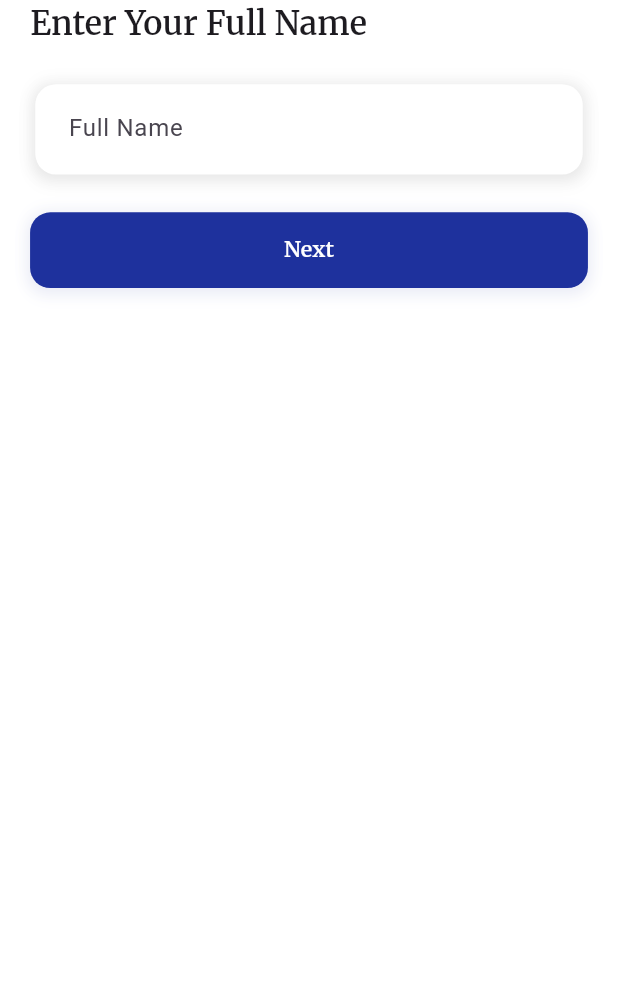
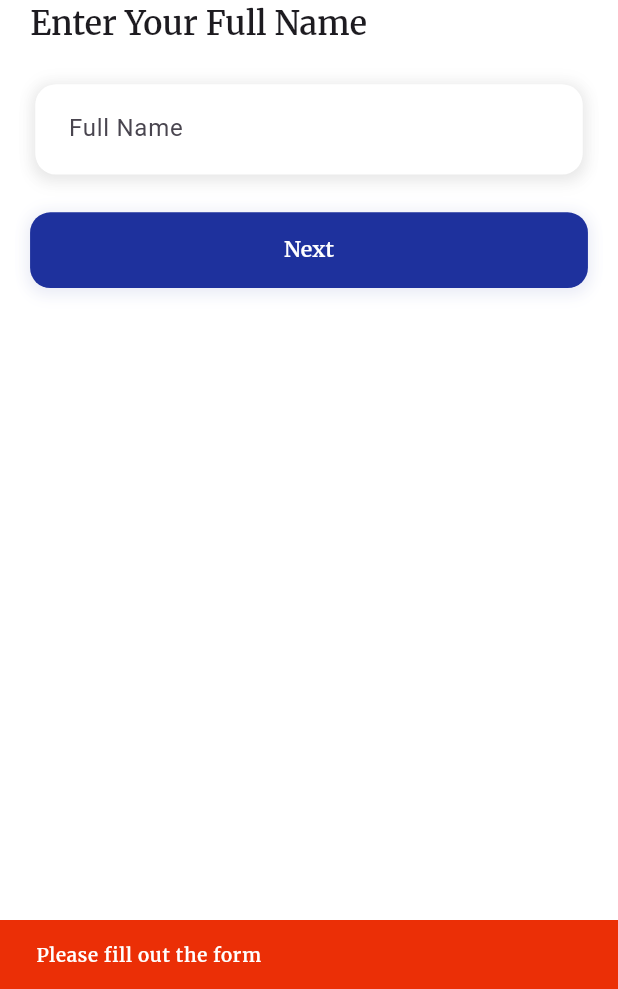
Before and after one commit to Error-Imtiaj/Ton-Ads, a Flutter app: the ProfileOnboard screen opened by its route, after a tap on "Next", on a phone screen of 412 x 824 dp, the part 247-1236 px from its top. Run offline on Flutter 3.47's test engine with Material 3 defaults, Android fonts, the phone set to English and light mode, and no system bars; our stand-ins replace bloc, cloud_firestore, firebase_auth, firebase_core, fl_chart, flutter_bloc and 7 more; missing offline and left inert: flutter_facebook_auth; accounts and stored records are empty.

Commit message:
`Removed TODO comments and implemented functionality in various files`

```diff
--- a/lib/core/widgets/appbar_widget.dart
+++ b/lib/core/widgets/appbar_widget.dart
@@ -55,6 +55,6 @@ class AppbarWidget extends StatelessWidget implements PreferredSizeWidget {
   }
 
   @override
-  // TODO: implement preferredSize
+
   Size get preferredSize => Size.fromHeight(70.h);
 }
--- a/lib/features/authscreen/presentation/forgetPassword/screens/forget_password.dart
+++ b/lib/features/authscreen/presentation/forgetPassword/screens/forget_password.dart
@@ -24,7 +24,7 @@ class _ForgetPasswordState extends State<ForgetPassword> {
   final TextEditingController emailController = TextEditingController();
   @override
   void dispose() {
-    // TODO: implement dispose
+
     emailController.dispose();
     super.dispose();
   }
--- a/lib/features/authscreen/presentation/signupScreen/screens/app_create_account.dart
+++ b/lib/features/authscreen/presentation/signupScreen/screens/app_create_account.dart
@@ -143,7 +143,7 @@ class _AppCreateAccountState extends State<AppCreateAccount> {
         message: "Congratulations! Your account has been created",
         backgroundColor: AppColors.successSnackBarColor,
       );
-      // TODO FIX PROFILEONBOARD THEN NAVIGATE TO NAV SCREEN
+
       context.goNamed(AppRoutes.profileOnBoardRouteName);
     } else if (state is SignUpFailed) {
       AppSnackbar.show(
--- a/lib/features/homeScreen/presentation/screens/home_screen.dart
+++ b/lib/features/homeScreen/presentation/screens/home_screen.dart
@@ -23,7 +23,7 @@ class HomeScreen extends StatelessWidget {
   Widget build(BuildContext context) {
     return BlocConsumer<HomeBloc, HomeState>(
       listener: (context, state) {
-        // TODO: implement listener
+
         if (state is HomeLogOutState) {
           context.goNamed(AppRoutes.loginRouteName);
         }
--- a/lib/features/homeScreen/presentation/widgets/confirm_exit_dialogue.dart
+++ b/lib/features/homeScreen/presentation/widgets/confirm_exit_dialogue.dart
@@ -10,14 +10,14 @@ class ConfirmExitDialog extends StatelessWidget {
   final String cancelText;
 
   const ConfirmExitDialog({
-    Key? key,
+    super.key,
     this.title = "Exit App",
     this.content = "Do you really want to leave the app?",
     this.confirmText = "Yes",
     this.cancelText = "No",
-  }) : super(key: key);
+  });
 
-  /// Show the dialog and return a Future<bool>
+
   static Future<bool> show(
     BuildContext context, {
     String title = "Exit App",
--- a/lib/features/homeScreen/presentation/widgets/weekly_coin_chart.dart
+++ b/lib/features/homeScreen/presentation/widgets/weekly_coin_chart.dart
@@ -4,7 +4,9 @@ import 'package:flutter_screenutil/flutter_screenutil.dart';
 
 class WeeklyCoinChart extends StatelessWidget {
   // Previous 3 days + today
-  final List<double> coinData = [10, 20, 15, 30]; // previous 3 + today
+  final List<double> coinData = [10, 20, 15, 30];
+
+   WeeklyCoinChart({super.key}); // previous 3 + today
 
   // Function to generate 7-day titles with today in the middle (index 3)
   List<String> getWeekTitles() {
--- a/lib/features/profileOnboard/data/dataProvider/user_data_provider.dart
+++ b/lib/features/profileOnboard/data/dataProvider/user_data_provider.dart
@@ -20,6 +20,7 @@ class UserDataProvider {
 
       print("Person added/updated successfully!");
     } catch (e) {
+
       print("Error adding/updating person: $e");
     }
   }
--- a/lib/features/profileOnboard/presentation/screens/profile_onboard.dart
+++ b/lib/features/profileOnboard/presentation/screens/profile_onboard.dart
@@ -109,9 +109,18 @@ class _ProfileOnboardState extends State<ProfileOnboard> {
                   ontap: () {
                     if (state.step < 3) {
                       if (state.step == 2 && genderController.text.isEmpty) {
-                        print("Please select your Gender");
+                        AppSnackbar.show(
+                          context: context,
+                          message: "Please Select Your Gender",
+                          backgroundColor: AppColors.errorSnackBarColor,
+                        );
                       } else if (useController(state.step)!.text.isEmpty) {
-                        print("Please fill out the form");
+                        AppSnackbar.show(
+                          context: context,
+                          message: "Please fill out the form",
+                          backgroundColor: AppColors.errorSnackBarColor,
+                        );
+
                       } else {
                         context.read<OnboardBloc>().add(NextStepEvent());
                       }
--- a/lib/features/profileOnboard/presentation/widgets/field_slider.dart
+++ b/lib/features/profileOnboard/presentation/widgets/field_slider.dart
@@ -1,5 +1,4 @@
 import 'package:flutter/material.dart';
-import 'package:flutter/widgets.dart';
 Widget getStepContent(int currentStep, TextEditingController controller) {
     switch (currentStep) {
       case 0:
--- a/lib/features/splashscreen/presentation/screens/splash_screen.dart
+++ b/lib/features/splashscreen/presentation/screens/splash_screen.dart
@@ -18,7 +18,6 @@ class SplashScreen extends StatefulWidget {
 class _SplashScreenState extends State<SplashScreen> {
   @override
   void initState() {
-    // TODO: implement initState
     super.initState();
     context.read<SplashBloc>().add(SplashNavigateEvent());
   }
```
